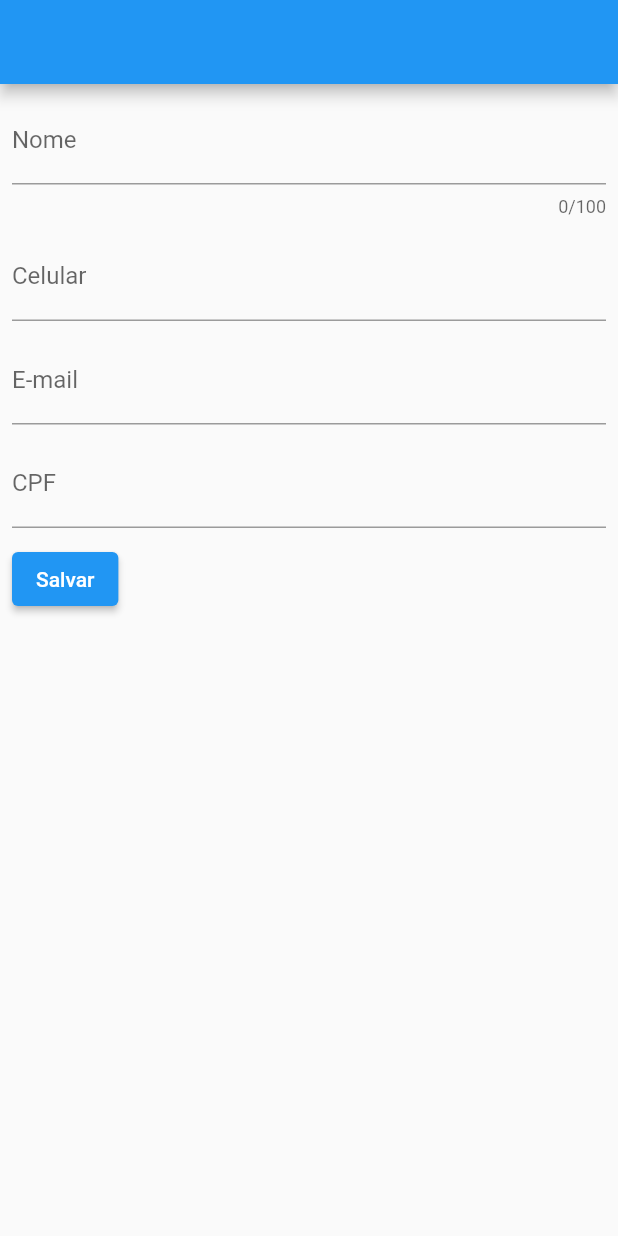
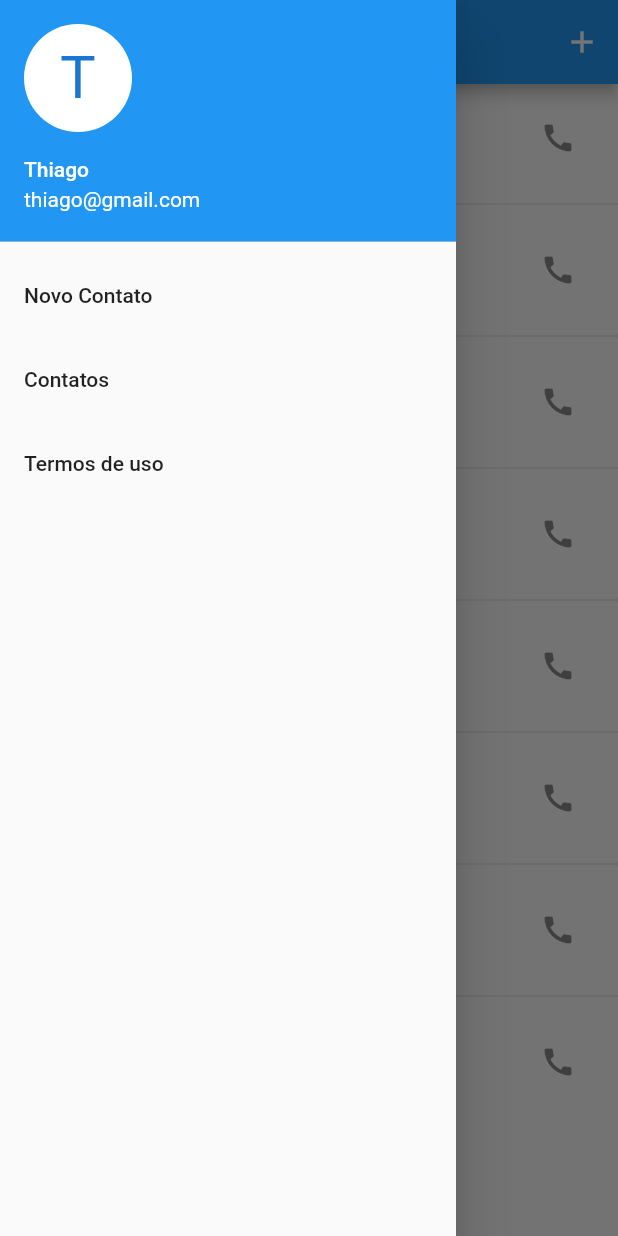
Before and after one commit to NeyBrito/contato_fom_dio, a Flutter app: the screen it shows after launch, with the side drawer open (before the commit the screen has no drawer), on a phone screen of 412 x 824 dp. Run offline on Flutter 3.47's test engine with Material 2 defaults, Android fonts, the phone set to English and light mode, and no system bars; our stand-ins replace brasil_fields, flutter_mobx, form_field_validator, mobx; missing offline and left inert: flutter_phone_state; generated files the repository leaves out were written again.

Commit message:
Commit Final

```diff
--- a/lib/main.dart
+++ b/lib/main.dart
@@ -1,128 +1,24 @@
-//@dart=2.9
-
+import 'package:contato_form/pages/lista_contato/list_contato_page.dart';
 import 'package:flutter/material.dart';
-import 'package:flutter/services.dart';
-import 'package:brasil_fields/brasil_fields.dart';
-import 'package:form_field_validator/form_field_validator.dart';
 
 void main() {
   runApp(MyApp());
 }
 
 class MyApp extends StatelessWidget {
+  // This widget is the root of your application.
   @override
   Widget build(BuildContext context) {
     return MaterialApp(
-      title: "Contato Form",
+      title: 'Contato Form',
       theme: ThemeData(
         primarySwatch: Colors.blue,
         visualDensity: VisualDensity.adaptivePlatformDensity,
       ),
-      home: MyHomePage(),
+      initialRoute: '/',
+      routes: {
+        '/': (_) => ListContatoPage(),
+      },
     );
   }
 }
-
-class MyHomePage extends StatefulWidget {
-  @override
-  _MyHomePageState createState() => _MyHomePageState();
-}
-
-class _MyHomePageState extends State<MyHomePage> {
-  ContatoModel contato = new ContatoModel();
-
-  final _formKey = GlobalKey<FormState>();
-
-  @override
-  Widget build(BuildContext context) {
-    String contat = contato.nome;
-
-    return Scaffold(
-      appBar: AppBar(
-        title: Text(contat ?? " "),
-      ),
-      body: Form(
-        key: _formKey,
-        child: Padding(
-          padding: const EdgeInsets.all(8.0),
-          child: Wrap(
-              spacing: 20,
-              runSpacing: 10,
-              children: <Widget>[
-                TextFormField(
-                  validator: nomeValidator(),
-                  onChanged: updateNome,
-                  decoration: InputDecoration(labelText: "Nome"),
-                  maxLength: 100,
-                ),
-                TextFormField(
-                  inputFormatters: [
-                    FilteringTextInputFormatter.digitsOnly,
-                    TelefoneInputFormatter(),
-                  ],
-                  keyboardType: TextInputType.number,
-                  onChanged: updateCelular,
-                  decoration: InputDecoration(labelText: "Celular"),
-                ),
-                TextFormField(
-                  validator: emailValidator(),
-                  onChanged: updateEmail,
-                  decoration: InputDecoration(labelText: "E-mail")
-                ),
-                TextFormField(
-                  inputFormatters: [
-                    FilteringTextInputFormatter.digitsOnly,
-                    CpfInputFormatter(),
-                  ],
-                  onChanged: updateCpf,
-                  keyboardType: TextInputType.number,
-                  decoration: InputDecoration(labelText: "CPF"),
-                ),
-                ElevatedButton(
-                    onPressed: (){
-                      if(_formKey.currentState.validate()){
-                        print(contato);
-                      }
-                    },
-                    child: Text("Salvar")
-                ),
-              ],
-          ),
-        ),
-      )
-    );
-  }
-
-  void updateCelular(celular) => contato.tipo =celular;
-
-  void updateCpf(cpf) => contato.cpf = cpf;
-
-  void updateEmail(email) => contato.email = email;
-
-  void updateTelefone(telefone) => contato.telefone = telefone;
-
-  void updateNome(nome) => contato.nome = nome;
-
-
-  TextFieldValidator emailValidator(){
-    return EmailValidator(errorText: "e-mail inválido");
-  }
-
-  FieldValidator nomeValidator(){
-    return MultiValidator([
-      RequiredValidator(errorText: "campo obrigatório"),
-      MinLengthValidator(3, errorText: "tamanho mínimo de 3 caracteres"),
-    ]);
-  }
-
-}
-
-class ContatoModel {
-  String nome;
-  String email;
-  String cpf;
-  String telefone;
-  ContatoType tipo;
-}
-
-enum ContatoType{CELULAR, TRABALHO, FAVORITO, CASA}
--- /dev/null
+++ b/lib/model/contato.dart
@@ -0,0 +1,22 @@
+import 'package:flutter/widgets.dart';
+
+import 'contato_type.dart';
+
+class Contato {
+  final String nome;
+  final String telefone;
+  final String cpf;
+  final ContatoType tipo;
+
+  Contato({@required this.nome, @required this.telefone, @required this.tipo, @required this.cpf});
+
+  @override
+  bool operator ==(Object other) =>
+      identical(this, other) ||
+      other is Contato &&
+          runtimeType == other.runtimeType &&
+          telefone == other.telefone;
+
+  @override
+  int get hashCode => telefone.hashCode;
+}
--- /dev/null
+++ b/lib/model/contato_type.dart
@@ -0,0 +1,22 @@
+import 'package:flutter/material.dart';
+
+enum ContatoType { CELULAR, TRABALHO, FAVORITO, CASA }
+
+class ContatoHelper {
+  static Icon getIconByContatoType(ContatoType tipo) {
+    switch (tipo) {
+      case ContatoType.CELULAR:
+        return Icon(Icons.phone_android, color: Colors.green[700]);
+      case ContatoType.TRABALHO:
+        return Icon(Icons.work, color: Colors.brown[600]);
+      case ContatoType.FAVORITO:
+        return Icon(Icons.star, color: Colors.yellow[600]);
+      case ContatoType.CASA:
+        return Icon(Icons.home, color: Colors.purple[600]);
+    }
+  }
+
+  static String getDescription(ContatoType tipo) {
+    return tipo.toString().replaceAll("ContatoType.", "");
+  }
+}
--- /dev/null
+++ b/lib/pages/lista_contato/contato_drawer.dart
@@ -0,0 +1,49 @@
+import 'package:contato_form/pages/novo_contato/new_contato_page.dart';
+import 'package:contato_form/pages/termo_uso/termo_uso_page.dart';
+import 'package:flutter/material.dart';
+
+import 'list_contato_page.dart';
+
+class ContatoDrawer extends StatelessWidget {
+  @override
+  Widget build(BuildContext context) {
+    return Drawer(
+      child: ListView(
+        // Important: Remove any padding from the ListView.
+        padding: EdgeInsets.zero,
+        children: <Widget>[
+          UserAccountsDrawerHeader(
+            accountEmail: Text('thiago@gmail.com'),
+            accountName: Text('Thiago'),
+            currentAccountPicture: CircleAvatar(
+              backgroundColor: Colors.white,
+              child: Text(
+                "T",
+                style: TextStyle(fontSize: 40),
+              ),
+            ),
+          ),
+          ListTile(
+            title: Text('Novo Contato'),
+            onTap: () => sendTo(context, NewContatoPage()),
+          ),
+          ListTile(
+            title: Text('Contatos'),
+            onTap: () => sendTo(context, ListContatoPage()),
+          ),
+          ListTile(
+            title: Text('Termos de uso'),
+            onTap: () => sendTo(context, TermoUsoPage()),
+          ),
+        ],
+      ),
+    );
+  }
+
+  sendTo(BuildContext context, Widget page) {
+    Navigator.of(context).pop();
+    Navigator.of(context).pushAndRemoveUntil(
+        new MaterialPageRoute(builder: (_) => page), ModalRoute.withName("/"));
+  }
+
+}
--- /dev/null
+++ b/lib/pages/lista_contato/list_contato_page.dart
@@ -0,0 +1,28 @@
+import 'package:contato_form/pages/lista_contato/list_contatos.dart';
+import 'package:contato_form/pages/novo_contato/new_contato_page.dart';
+import 'package:flutter/material.dart';
+
+import 'contato_drawer.dart';
+
+class ListContatoPage extends StatelessWidget {
+
+  @override
+  Widget build(BuildContext context) {
+    return Scaffold(
+        drawer: ContatoDrawer(),
+        appBar: AppBar(
+          title: Text('Meus Contatos'),
+          actions: [
+            IconButton(
+                icon: Icon(Icons.add), onPressed: () => sendNewContato(context))
+          ],
+        ),
+        body: ListContatos());
+  }
+
+  sendNewContato(BuildContext context) {
+    Navigator.of(context)
+        .push(new MaterialPageRoute(builder: (_) => NewContatoPage()));
+  }
+
+}
--- /dev/null
+++ b/lib/pages/lista_contato/list_contatos.dart
@@ -0,0 +1,42 @@
+import 'package:contato_form/model/contato_type.dart';
+import 'package:contato_form/pages/novo_contato/contato_model.dart';
+import 'package:contato_form/pages/novo_contato/new_contato_page.dart';
+import 'package:contato_form/repository/contato_repository.dart';
+import 'package:flutter/material.dart';
+import 'package:flutter_phone_state/flutter_phone_state.dart';
+
+class ListContatos extends StatefulWidget {
+  @override
+  _ListContatosState createState() => _ListContatosState();
+}
+
+class _ListContatosState extends State<ListContatos> {
+
+  @override
+  Widget build(BuildContext context) {
+    return ListView.separated(
+        itemBuilder: (context, index) {
+          var contato = ContatoRepository().findAllContatos()[index];
+          return ListTile(
+            onTap: () => sendEditContato(context, contato),
+            leading: CircleAvatar(
+              child: ContatoHelper.getIconByContatoType(contato.tipo),
+              backgroundColor: Colors.blue[200],
+            ),
+            title: Text(contato.nome),
+            subtitle: Text(contato.telefone),
+            trailing: IconButton(
+              icon: Icon(Icons.call),
+              onPressed: () => FlutterPhoneState.startPhoneCall(contato.telefone),
+            ),
+          );
+        },
+        separatorBuilder: (context, index) => Divider(),
+        itemCount: ContatoRepository().findAllContatos().length);
+  }
+
+  sendEditContato(BuildContext context, contato) {
+    Navigator.of(context)
+        .push(new MaterialPageRoute(builder: (_) => NewContatoPage.edit(contato: BaseContatoModel.fromContato(contato))));
+  }
+}
--- /dev/null
+++ b/lib/pages/novo_contato/contato_model.dart
@@ -0,0 +1,53 @@
+import 'package:contato_form/model/contato.dart';
+import 'package:contato_form/model/contato_type.dart';
+import 'package:mobx/mobx.dart';
+
+part 'contato_model.g.dart';
+
+class ContatoModel = BaseContatoModel with _$ContatoModel;
+
+abstract class BaseContatoModel with Store {
+  @observable
+  String nome;
+
+  @observable
+  String email;
+
+  String cpf;
+  String telefone;
+
+  @observable
+  ContatoType tipo;
+
+  @action
+  setEmail(String email) {
+    this.email = email;
+  }
+
+  @action
+  setTipo(ContatoType tipo) {
+    this.tipo = tipo;
+  }
+
+  @action
+  setNome(String nome) {
+    this.nome = nome;
+  }
+
+  String toJson() {
+    return '{nome: $nome, email: $email, cpf: $cpf, telefone: $telefone, tipo: $tipo}';
+  }
+
+  Contato toContato() {
+    return Contato(nome: nome, telefone: telefone, tipo: tipo, cpf: cpf);
+  }
+
+  static ContatoModel fromContato(Contato contato) {
+    var contatoModel = ContatoModel();
+    contatoModel.nome = contato.nome;
+    contatoModel.telefone = contato.telefone;
+    contatoModel.tipo = contato.tipo;
+    contatoModel.cpf = contato.cpf;
+    return contatoModel;
+  }
+}
--- /dev/null
+++ b/lib/pages/novo_contato/new_contato_page.dart
@@ -0,0 +1,33 @@
+import 'package:flutter/material.dart';
+import 'package:flutter_mobx/flutter_mobx.dart';
+
+import 'contato_form.dart';
+import 'contato_model.dart';
+
+class NewContatoPage extends StatefulWidget {
+  final ContatoModel contato;
+
+  const NewContatoPage.edit({Key key, this.contato}) : super(key: key);
+
+  NewContatoPage() : this.contato = new ContatoModel();
+
+  @override
+  _NewContatoPageState createState() => _NewContatoPageState(contato);
+}
+
+class _NewContatoPageState extends State<NewContatoPage> {
+  final ContatoModel contato;
+
+  _NewContatoPageState(this.contato);
+
+
+  @override
+  Widget build(BuildContext context) {
+    return Scaffold(
+      appBar: AppBar(
+        title: Observer(builder: (_) => Text(contato.nome ?? '')),
+      ),
+      body: ContatoForm(contato: contato),
+    );
+  }
+}
--- /dev/null
+++ b/lib/repository/contato_repository.dart
@@ -0,0 +1,70 @@
+import 'package:contato_form/model/contato.dart';
+import 'package:contato_form/model/contato_type.dart';
+
+class ContatoRepository {
+  static List<Contato> _contatos = [];
+
+  ContatoRepository() {
+    if (_contatos.isEmpty) {
+      _contatos.add(new Contato(
+          nome: "Joao",
+          telefone: "99879-8778",
+          tipo: ContatoType.CELULAR,
+          cpf: '328.287.402-26'));
+
+      _contatos.add(new Contato(
+          nome: "Lucas",
+          telefone: "99879-8888",
+          tipo: ContatoType.CELULAR,
+          cpf: '328.287.402-26'));
+
+      _contatos.add(new Contato(
+          nome: "Maria",
+          telefone: "98798-7777",
+          tipo: ContatoType.FAVORITO,
+          cpf: '328.287.402-26'));
+
+      _contatos.add(new Contato(
+          nome: "Thiago",
+          telefone: "3379-9999",
+          tipo: ContatoType.CASA,
+          cpf: '328.287.402-26'));
+
+      _contatos.add(new Contato(
+          nome: "Mariana",
+          telefone: "3379-9999",
+          tipo: ContatoType.CASA,
+          cpf: '328.287.402-26'));
+
+      _contatos.add(new Contato(
+          nome: "Beatriz",
+          telefone: "98887-7777",
+          tipo: ContatoType.FAVORITO,
+          cpf: '328.287.402-26'));
+
+      _contatos.add(new Contato(
+          nome: "Liz",
+          telefone: "3661-9999",
+          tipo: ContatoType.TRABALHO,
+          cpf: '328.287.402-26'));
+
+      _contatos.add(new Contato(
+          nome: "Matheus",
+          telefone: "3344-9999",
+          tipo: ContatoType.TRABALHO,
+          cpf: '328.287.402-26'));
+    }
+  }
+
+  findAllContatos() {
+    _contatos.sort((a, b) => a.nome.compareTo(b.nome));
+    return _contatos;
+  }
+
+  saveContato(Contato contato) {
+    if (_contatos.contains(contato)) {
+      _contatos.remove(contato);
+    }
+    _contatos.add(contato);
+  }
+}
```
Also changed, not shown: lib/pages/novo_contato/contato_form.dart (added, +141 -0 lines), lib/pages/termo_uso/termo_uso_page.dart (added, +55 -0 lines), pubspec.yaml (+9 -8 lines), lib/pages/novo_contato/contato_model.g.dart (added), pubspec.lock, 14 other files.
